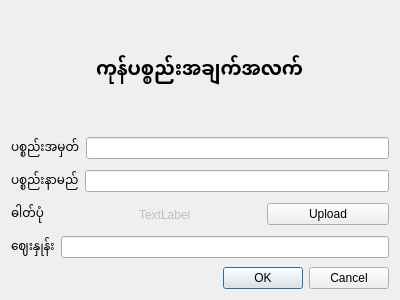
The window that additemdialog.ui (Thakhinsoelin/POSManagement) describes before a commit, drawn with Qt 5.
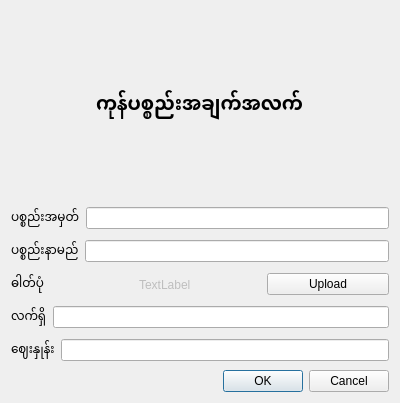
The same window after the commit.

Commit message: added support for amount left in stocks

```diff
--- a/additemdialog.ui
+++ b/additemdialog.ui
@@ -7,7 +7,7 @@
     <x>0</x>
     <y>0</y>
     <width>400</width>
-    <height>300</height>
+    <height>403</height>
    </rect>
   </property>
   <property name="windowTitle">
@@ -129,6 +129,25 @@
      </item>
     </layout>
    </item>
+   <item>
+    <layout class="QHBoxLayout" name="horizontalLayout_6">
+     <item>
+      <widget class="QLabel" name="labelPicture_2">
+       <property name="font">
+        <font>
+         <family>Pyidaungsu</family>
+        </font>
+       </property>
+       <property name="text">
+        <string>လက်ရှိ</string>
+       </property>
+      </widget>
+     </item>
+     <item>
+      <widget class="QLineEdit" name="productAmount"/>
+     </item>
+    </layout>
+   </item>
    <item>
     <layout class="QHBoxLayout" name="horizontalLayout_4">
      <item>
```
The commit also changes 7 other files.
